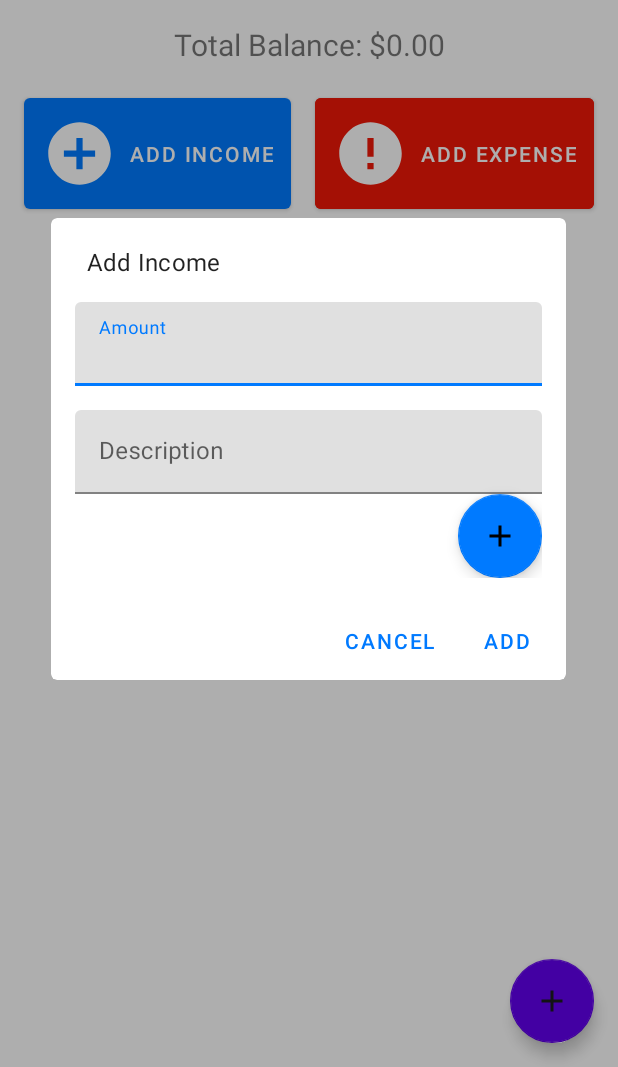
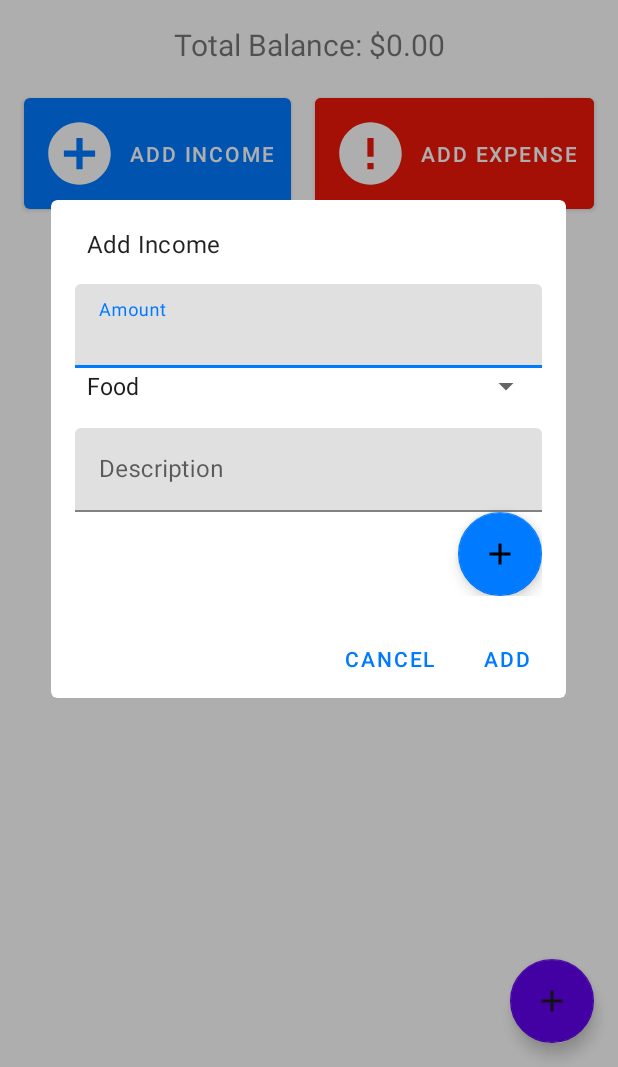
Before and after one commit to Deepaks117/PersonalFinanceManager, an Android app built with Jetpack Compose: the screen it shows after launch (MainActivity), after a tap on "ADD INCOME", on a phone screen of 412 x 824 dp, the part 169-1236 px from its top. Run offline under Robolectric (Android 15) with nearby library versions, the phone set to English and light mode, and no system bars; our stand-ins replace Room's generated code.

Commit message:
new functionality of selecting from categories is added

```diff
--- a/app/src/main/java/com/example/personalfinancemanager/AppDatabase.kt
+++ b/app/src/main/java/com/example/personalfinancemanager/AppDatabase.kt
@@ -5,9 +5,8 @@ import androidx.room.Room
 import androidx.room.RoomDatabase
 import android.content.Context
 
-@Database(entities = [Transaction::class], version = 1, exportSchema = false)
+@Database(entities = [Transaction::class], version = 2) // Ensure this version matches your schema version
 abstract class AppDatabase : RoomDatabase() {
-
     abstract fun transactionDao(): TransactionDao
 
     companion object {
@@ -19,8 +18,10 @@ abstract class AppDatabase : RoomDatabase() {
                 val instance = Room.databaseBuilder(
                     context.applicationContext,
                     AppDatabase::class.java,
-                    "personal_finance_manager_database"
-                ).build()
+                    "transaction_database"
+                )
+                    .fallbackToDestructiveMigration() // Allow destructive migration
+                    .build()
                 INSTANCE = instance
                 instance
             }
--- a/app/src/main/java/com/example/personalfinancemanager/MainActivity.kt
+++ b/app/src/main/java/com/example/personalfinancemanager/MainActivity.kt
@@ -10,12 +10,19 @@ import androidx.recyclerview.widget.RecyclerView
 import com.google.android.material.dialog.MaterialAlertDialogBuilder
 import com.google.android.material.textfield.TextInputEditText
 import com.google.android.material.floatingactionbutton.FloatingActionButton
+import android.widget.ArrayAdapter
+import android.widget.Spinner
+import android.util.Log
+
 
 class MainActivity : AppCompatActivity() {
     private lateinit var viewModel: TransactionViewModel
     private lateinit var balanceTextView: TextView
     private lateinit var transactionsRecyclerView: RecyclerView
     private lateinit var transactionAdapter: TransactionAdapter
+
+    //list of categories are made here
+    val categories = listOf("Food","Utilities", "Entertainment", "Transaction", "Health", "Other")
 
     override fun onCreate(savedInstanceState: Bundle?) {
         super.onCreate(savedInstanceState)
@@ -76,14 +83,23 @@ class MainActivity : AppCompatActivity() {
         }
 
         viewModel.transactions.observe(this) { transactions ->
+            // Log the transactions to see what's being retrieved
+            Log.d("MainActivity", "Transactions: $transactions") // Add this line
             transactionAdapter.setTransactions(transactions)
         }
     }
+
 
     private fun showAddTransactionDialog(isExpense: Boolean) {
         val dialogView = layoutInflater.inflate(R.layout.dialog_add_transaction, null)
         val amountEditText = dialogView.findViewById<TextInputEditText>(R.id.amountEditText)
         val descriptionEditText = dialogView.findViewById<TextInputEditText>(R.id.descriptionEditText)
+        val categorySpinner: Spinner = dialogView.findViewById(R.id.categorySpinner)
+
+        // Set up the category spinner
+        val adapter = ArrayAdapter(this, android.R.layout.simple_spinner_item, categories)
+        adapter.setDropDownViewResource(android.R.layout.simple_spinner_dropdown_item)
+        categorySpinner.adapter = adapter
 
         MaterialAlertDialogBuilder(this)
             .setTitle(if (isExpense) "Add Expense" else "Add Income")
@@ -91,11 +107,13 @@ class MainActivity : AppCompatActivity() {
             .setPositiveButton("Add") { _, _ ->
                 val amount = amountEditText.text.toString().toDoubleOrNull() ?: 0.0
                 val description = descriptionEditText.text.toString()
-                viewModel.addTransaction(amount, description, isExpense)
+                val category = categorySpinner.selectedItem.toString() // Get the selected category
+                viewModel.addTransaction(amount, description, isExpense, category) // Pass the category
             }
             .setNegativeButton("Cancel", null)
             .show()
     }
+
 
     private fun showEditTransactionDialog(transaction: Transaction) {
         val dialogView = layoutInflater.inflate(R.layout.dialog_add_transaction, null)
--- a/app/src/main/java/com/example/personalfinancemanager/TransactionDao.kt
+++ b/app/src/main/java/com/example/personalfinancemanager/TransactionDao.kt
@@ -5,6 +5,7 @@ import androidx.room.Insert
 import androidx.room.Query
 import androidx.room.Update
 import androidx.room.Delete
+import kotlinx.coroutines.flow.Flow
 
 @Dao
 interface TransactionDao {
@@ -19,7 +20,7 @@ interface TransactionDao {
     suspend fun delete(transaction: Transaction)
 
     @Query("SELECT * FROM transactions ORDER BY date DESC")
-    suspend fun getAllTransactions(): List<Transaction>
+    fun getAllTransactions(): Flow<List<Transaction>> // Change this to Flow
 
     @Query("SELECT SUM(amount) FROM transactions WHERE isExpense = 0")
     suspend fun getTotalIncome(): Double?
--- a/app/src/main/java/com/example/personalfinancemanager/TransactionViewModel.kt
+++ b/app/src/main/java/com/example/personalfinancemanager/TransactionViewModel.kt
@@ -3,42 +3,42 @@ package com.example.personalfinancemanager
 import androidx.lifecycle.ViewModel
 import androidx.lifecycle.viewModelScope
 import kotlinx.coroutines.launch
-import androidx.lifecycle.MutableLiveData
+import androidx.lifecycle.LiveData
+import androidx.lifecycle.asLiveData
+import kotlinx.coroutines.flow.map
 
 class TransactionViewModel(private val repository: TransactionRepository) : ViewModel() {
 
-    val transactions: MutableLiveData<List<Transaction>> = MutableLiveData()
-    val balance: MutableLiveData<Double> = MutableLiveData()
+    // Observe all transactions from the repository
+    val transactions: LiveData<List<Transaction>> = repository.allTransactions.asLiveData()
 
-    fun addTransaction(amount: Double, description: String, isExpense: Boolean) {
-        val transaction = Transaction(amount = amount, description = description, isExpense = isExpense)
+    // Calculate balance based on transactions
+    val balance: LiveData<Double> = repository.allTransactions.map { transactions ->
+        transactions.sumOf { if (it.isExpense) -it.amount else it.amount }
+    }.asLiveData()
+
+    // Method to add a transaction
+    fun addTransaction(amount: Double, description: String, isExpense: Boolean, category: String) {
+        val transaction = Transaction(amount = amount, description = description, isExpense = isExpense, category = category, date = System.currentTimeMillis())
         viewModelScope.launch {
             repository.insert(transaction)
-            loadTransactions() // Reload transactions after adding
+            // No need to call loadTransactions() here; LiveData will auto-update
         }
     }
 
+    // Method to update a transaction
     fun updateTransaction(transaction: Transaction) {
         viewModelScope.launch {
             repository.update(transaction)
-            loadTransactions() // Reload transactions after updating
+            // No need to call loadTransactions() here; LiveData will auto-update
         }
     }
 
+    // Method to delete a transaction
     fun deleteTransaction(transaction: Transaction) {
         viewModelScope.launch {
             repository.delete(transaction)
-            loadTransactions() // Reload transactions after deleting
-        }
-    }
-
-    private fun loadTransactions() {
-        viewModelScope.launch {
-            transactions.value = repository.getAllTransactions()
-            // Update balance if necessary
-            val totalIncome = repository.getTotalIncome() ?: 0.0
-            val totalExpenses = repository.getTotalExpenses() ?: 0.0
-            balance.value = totalIncome - totalExpenses
+            // No need to call loadTransactions() here; LiveData will auto-update
         }
     }
 }
--- a/app/src/main/res/layout/dialog_add_transaction.xml
+++ b/app/src/main/res/layout/dialog_add_transaction.xml
@@ -19,7 +19,13 @@ android:hint="Amount">
 
 </com.google.android.material.textfield.TextInputLayout>
 
-<com.google.android.material.textfield.TextInputLayout
+    <Spinner
+        android:id="@+id/categorySpinner"
+        android:layout_width="match_parent"
+        android:layout_height="wrap_content"/>
+
+
+    <com.google.android.material.textfield.TextInputLayout
 android:layout_width="match_parent"
 android:layout_height="wrap_content"
 android:hint="Description"
--- a/app/src/main/res/layout/item_transaction.xml
+++ b/app/src/main/res/layout/item_transaction.xml
@@ -35,5 +35,11 @@
             android:layout_height="wrap_content"
             android:textSize="14sp"/>
 
+        <TextView
+            android:id="@+id/categoryTextView"
+            android:layout_width="wrap_content"
+            android:layout_height="wrap_content"/>
+
+
     </LinearLayout>
 </androidx.cardview.widget.CardView>
```
Also changed, not shown: app/src/main/java/com/example/personalfinancemanager/Transaction.kt (+5 -3 lines), app/src/main/java/com/example/personalfinancemanager/TransactionAdapter.kt (+8 -3 lines), app/src/main/java/com/example/personalfinancemanager/TransactionRepository.kt (+9 -24 lines).
